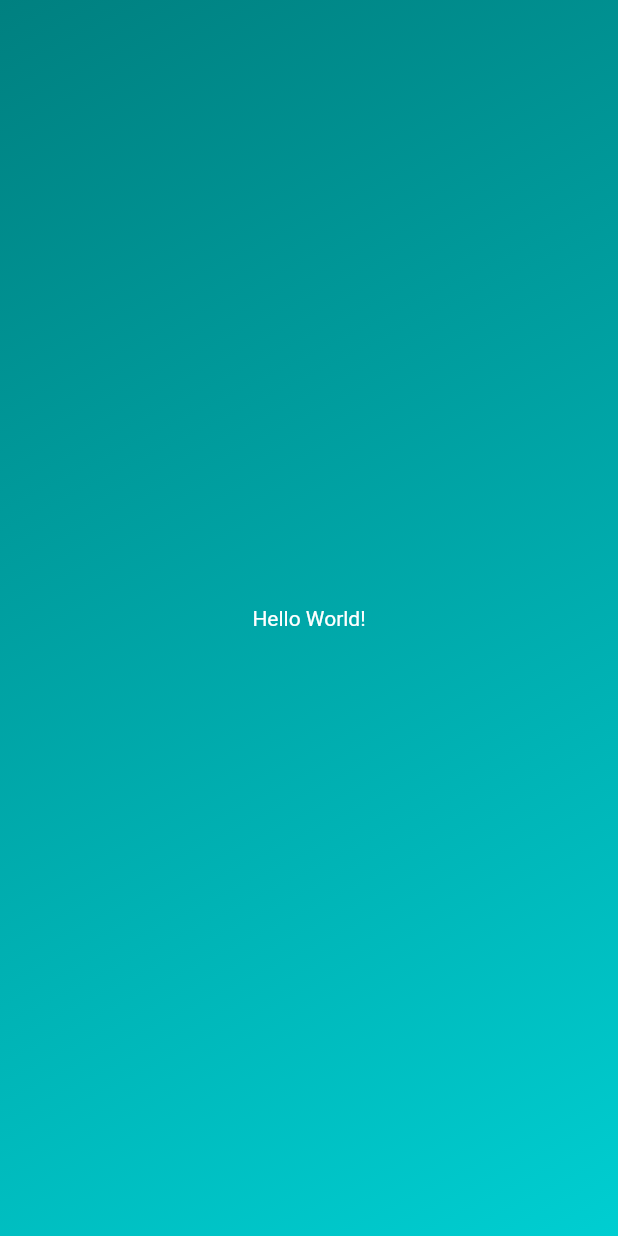
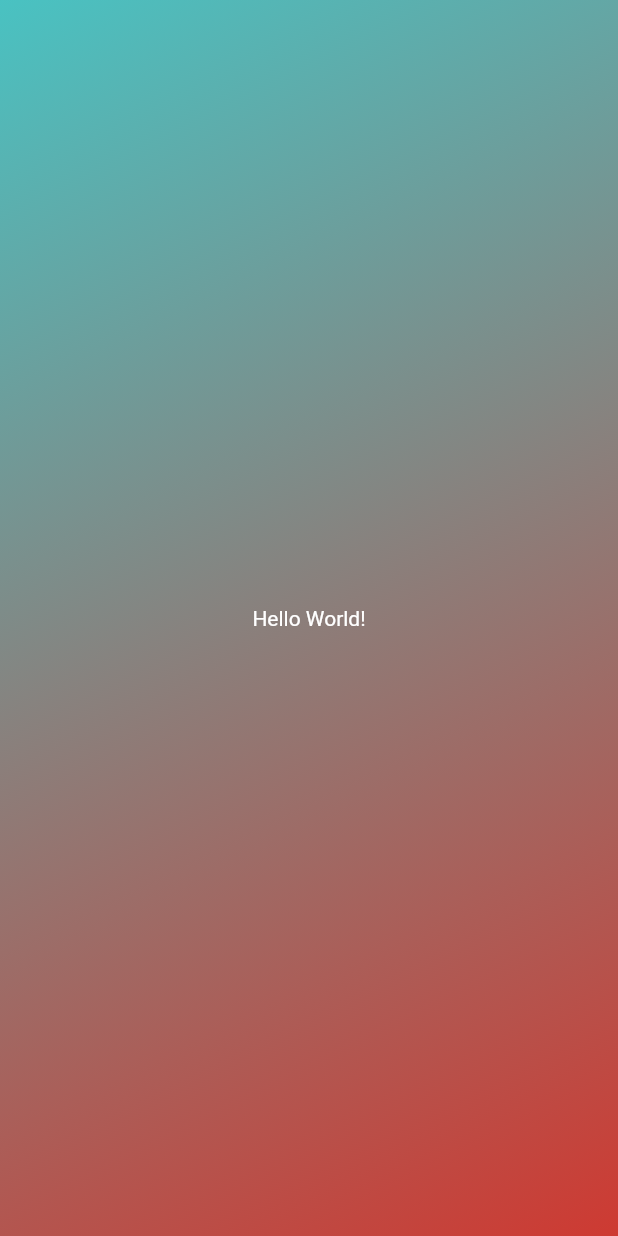
Before and after one commit to bluegrass322/learn-flutter, a Flutter app: the screen it shows after launch, on a phone screen of 412 x 824 dp. Run offline on Flutter 3.47's test engine with Material 2 defaults, Android fonts, the phone set to English and light mode, and no system bars.

Commit message:
create constant file of colors

```diff
--- a/first_app/lib/components/gradient_container.dart
+++ b/first_app/lib/components/gradient_container.dart
@@ -5,17 +5,19 @@ const startAlignment = Alignment.topLeft;
 const endAlignment = Alignment.bottomRight;
 
 class GradientContainer extends StatelessWidget {
-  const GradientContainer({super.key});
+  const GradientContainer({
+    super.key,
+    required this.colors,
+  });
+
+  final List<Color> colors;
 
   @override
   Widget build(context) {
     return Container(
-      decoration: const BoxDecoration(
+      decoration: BoxDecoration(
         gradient: LinearGradient(
-          colors: [
-            Color.fromRGBO(0, 128, 128, 1),
-            Color.fromRGBO(0, 206, 209, 1),
-          ],
+          colors: colors,
           begin: startAlignment,
           end: endAlignment,
         )
--- /dev/null
+++ b/first_app/lib/constants/user_colors.dart
@@ -0,0 +1,6 @@
+import 'package:flutter/material.dart';
+
+class UserColors {
+  static Color turquoise = const Color.fromARGB(255, 73, 194, 194);
+  static Color tomato = const Color.fromARGB(255, 206, 58, 50);
+}
```
Also changed, not shown: first_app/lib/main.dart (+9 -2 lines).
